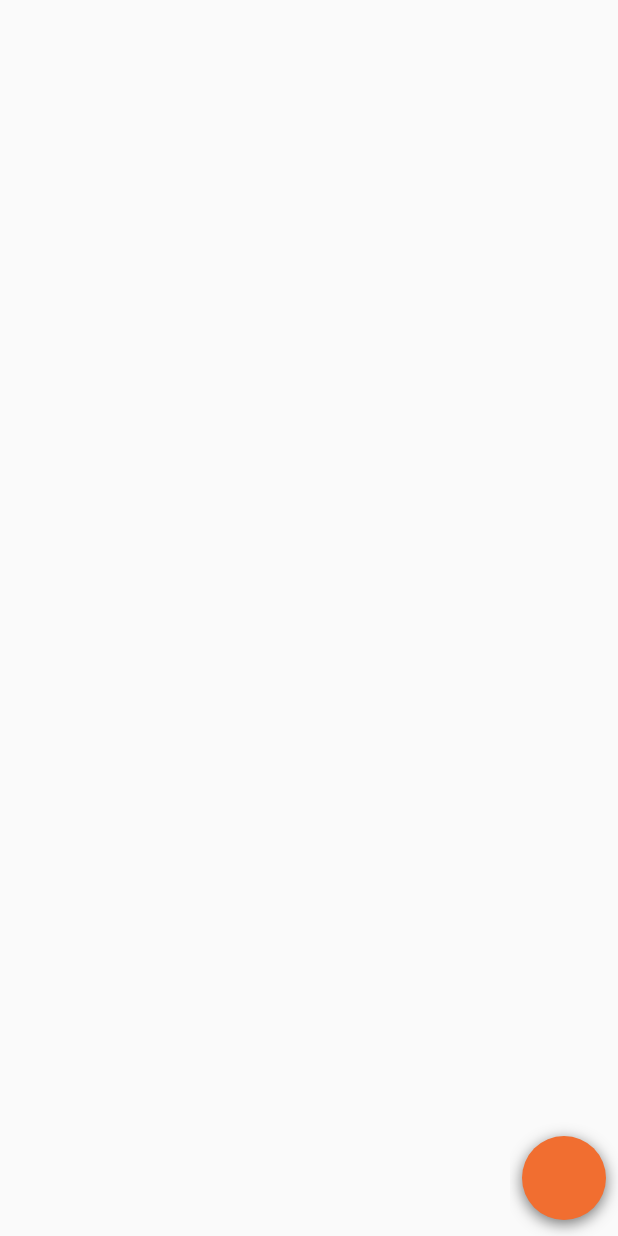
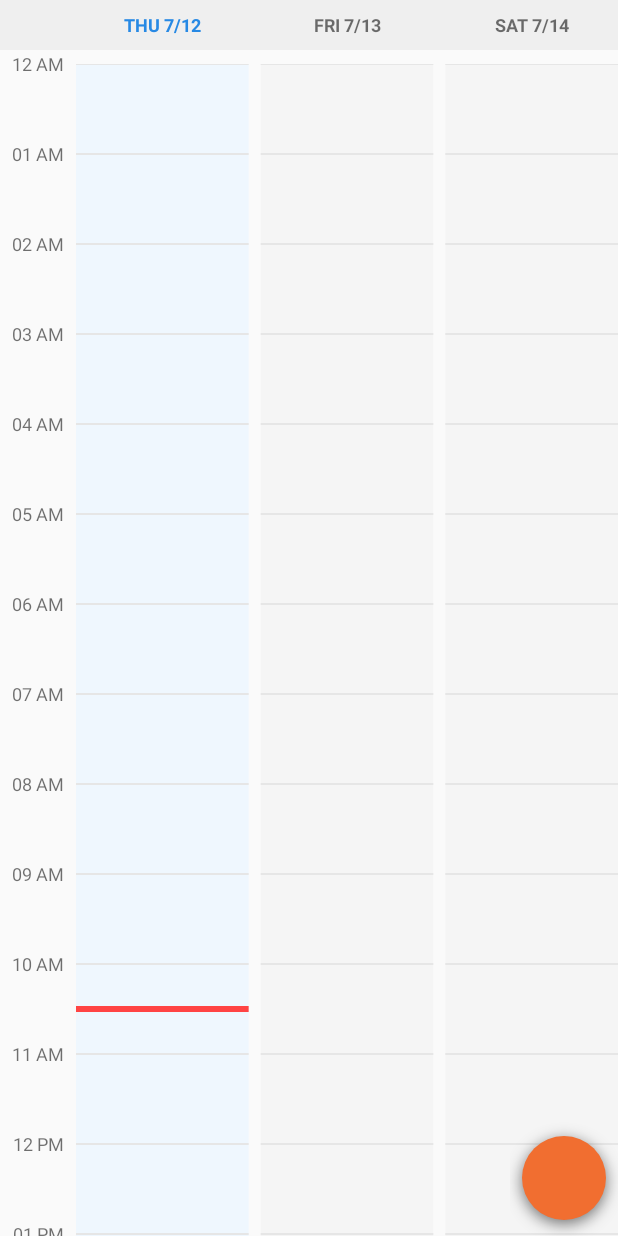
Before and after one commit to jlurena/rit_scheduler, an Android app: the layout activity_home.xml on its own in the app's theme, with its tools: preview values and no code run, on a phone screen of 412 x 824 dp. Run offline under Robolectric (Android 15) with nearby library versions, the phone set to English and light mode, and no system bars.

Commit message:
Using Quivr/AndroidWeek. Fixed gradle

```diff
--- a/android_week_view/build.gradle
+++ b/android_week_view/build.gradle
@@ -9,7 +9,7 @@ android {
     buildToolsVersion "27.0.3"
 
     defaultConfig {
-        minSdkVersion 23
+        minSdkVersion 24
         targetSdkVersion 27
     }
 }
@@ -18,4 +18,5 @@ dependencies {
     implementation 'org.jetbrains:annotations-java5:15.0'
     implementation "com.android.support:support-compat:27.1.1"
     implementation "com.android.support:support-core-ui:27.1.1"
+    implementation 'com.android.support:support-v4:27.1.1'
 }
--- a/app/src/main/res/layout/activity_home.xml
+++ b/app/src/main/res/layout/activity_home.xml
@@ -5,6 +5,26 @@
     android:layout_width="match_parent"
     android:layout_height="match_parent"
     tools:context="me.jlurena.ritscheduler.Home">
+
+    <com.alamkanak.weekview.WeekView
+        android:id="@+id/weekView"
+        android:layout_width="match_parent"
+        android:layout_height="match_parent"
+        app:firstDayOfWeek="sunday"
+        app:showNowLine="true"
+        app:nowLineColor="@android:color/holo_red_light"
+        app:nowLineThickness="4dp"
+        app:eventTextColor="@android:color/white"
+        app:textSize="12sp"
+        app:hourHeight="60dp"
+        app:headerColumnPadding="8dp"
+        app:headerColumnTextColor="@color/header_color_calendar"
+        app:headerRowPadding="12dp"
+        app:columnGap="8dp"
+        app:headerRowBackgroundColor="@color/header_row_background_color_calendar"
+        app:dayBackgroundColor="@color/day_background_color_calendar"
+        app:todayBackgroundColor="#EFF7FE"
+        app:headerColumnBackground="@color/header_column_background_calendar"/>
 
     <com.nightonke.boommenu.BoomMenuButton
         android:id="@+id/boom_menu_button"
--- a/app/src/main/res/values/colors.xml
+++ b/app/src/main/res/values/colors.xml
@@ -7,4 +7,10 @@
     <color name="dark_gray">#4E4E4E</color>
     <color name="medium_gray">#919191</color>
     <color name="light_gray">#fafafa</color>
+    <color name="beige_orange">#ffedbc</color>
+    <color name="header_color_calendar">#8f000000</color>
+    <color name="day_background_color_calendar">#05000000</color>
+    <color name="header_column_background_calendar">#ffffffff</color>
+    <color name="header_row_background_color_calendar">#ffefefef</color>
+    <color name="now_line_color_calendar">#dbfffc</color>
 </resources>
--- a/settings.gradle
+++ b/settings.gradle
@@ -1 +1 @@
-include ':app', ':android_week_view', ':boommenu'
+include ':app', ':boommenu'
```
Also changed, not shown: app/build.gradle (+5 -8 lines), app/src/main/java/me/jlurena/ritscheduler/Home.java (+31 -10 lines), app/src/main/java/me/jlurena/ritscheduler/models/Course.java (+14 -0 lines), boommenu/build.gradle (+4 -3 lines).
